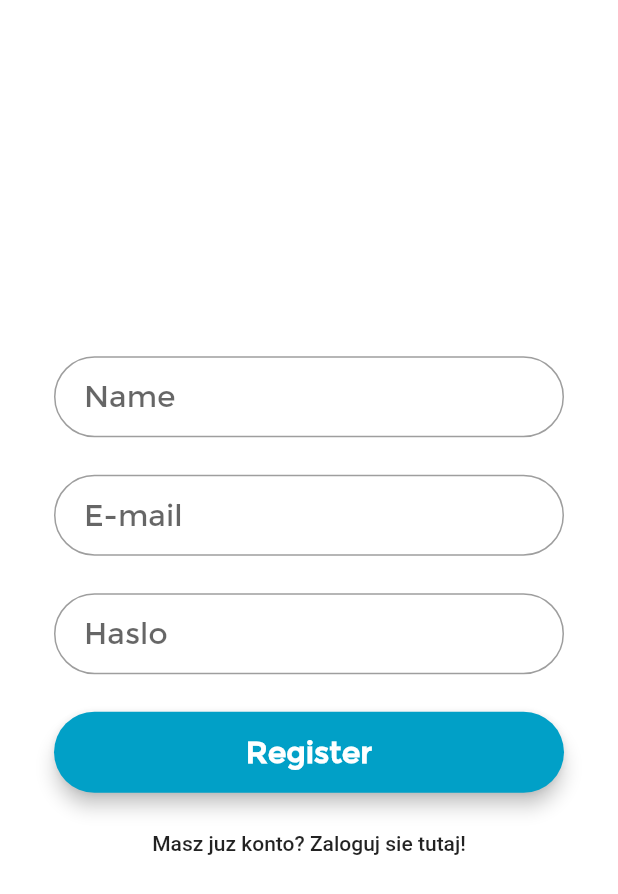
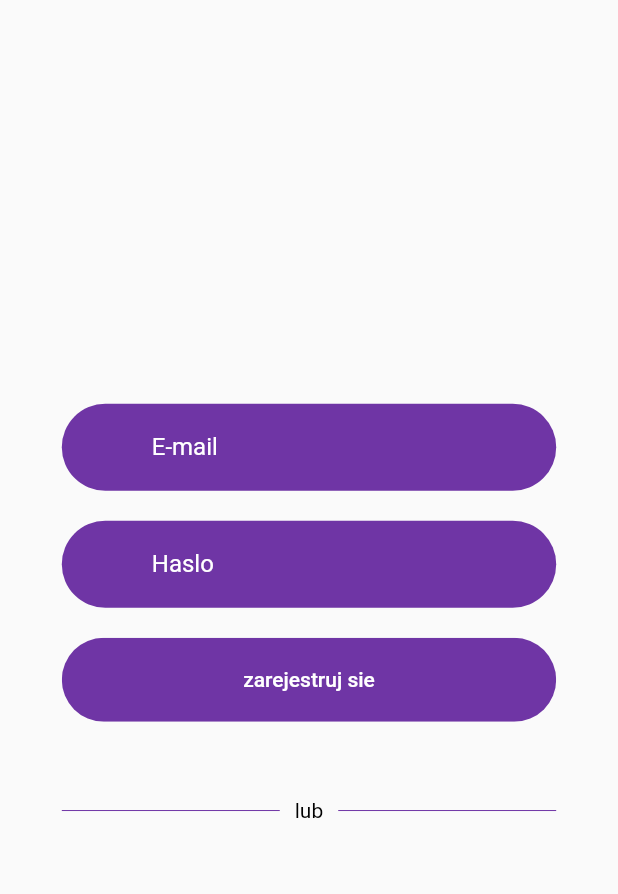
Before and after one commit to stacket-team/tankomat, a Flutter app: the RegisterView screen opened directly, on a phone screen of 412 x 824 dp. Shown: the top 894 px of the screen. Run offline on Flutter 3.47's test engine with Material 2 defaults, Android fonts, the phone set to English and light mode, and no system bars; our stand-ins replace flutter_dotenv; missing offline and left inert: firebase; accounts and stored records are empty.

Commit message:
:recycle: Refactor RegisterView

```diff
--- /dev/null
+++ b/lib/components/Button.dart
@@ -0,0 +1,36 @@
+import 'package:flutter/material.dart';
+import 'package:tankomat/constants.dart';
+
+class Button extends StatelessWidget {
+  final String text;
+  final Function press;
+  final Color color, textColor;
+  const Button({
+    Key key,
+    this.text,
+    this.press,
+    this.color = PRIMARY_COLOR,
+    this.textColor = Colors.white,
+  }) : super(key: key);
+
+  @override
+  Widget build(BuildContext context) {
+    Size size = MediaQuery.of(context).size;
+    return Container(
+      margin: EdgeInsets.symmetric(vertical: 10),
+      width: size.width * 0.8,
+      child: ClipRRect(
+        borderRadius: BorderRadius.circular(29),
+        child: FlatButton(
+          padding: EdgeInsets.symmetric(vertical: 20, horizontal: 40),
+          color: color,
+          onPressed: press,
+          child: Text(
+            text,
+            style: TextStyle(color: textColor),
+          ),
+        ),
+      ),
+    );
+  }
+}
--- /dev/null
+++ b/lib/components/Input.dart
@@ -0,0 +1,36 @@
+import 'package:flutter/material.dart';
+import 'package:tankomat/components/TextFieldContainer.dart';
+
+class Input extends StatelessWidget {
+  final String placeholder;
+  final IconData icon;
+  final ValueChanged<String> onChange;
+  final bool isPassword;
+  const Input({
+    Key key,
+    this.placeholder,
+    this.icon = Icons.person,
+    this.onChange,
+    this.isPassword,
+  }) : super(key: key);
+
+  @override
+  Widget build(BuildContext context) {
+    return TextFieldContainer(
+      child: TextField(
+        obscureText: isPassword,
+        onChanged: onChange,
+        cursorColor: Color(0xFF6F35A5),
+        decoration: InputDecoration(
+          icon: Icon(
+            icon,
+            color: Color(0xFF6F35A5),
+          ),
+          hintText: placeholder,
+          hintStyle: TextStyle(color: Colors.white),
+          border: InputBorder.none,
+        ),
+      ),
+    );
+  }
+}
--- /dev/null
+++ b/lib/components/TextFieldContainer.dart
@@ -0,0 +1,24 @@
+import 'package:flutter/material.dart';
+
+class TextFieldContainer extends StatelessWidget {
+  final Widget child;
+  const TextFieldContainer({
+    Key key,
+    this.child,
+  }) : super(key: key);
+
+  @override
+  Widget build(BuildContext context) {
+    Size size = MediaQuery.of(context).size;
+    return Container(
+      margin: EdgeInsets.symmetric(vertical: 10),
+      padding: EdgeInsets.symmetric(horizontal: 20, vertical: 5),
+      width: size.width * 0.8,
+      decoration: BoxDecoration(
+        color: Color(0xFF6F35A5),
+        borderRadius: BorderRadius.circular(29),
+      ),
+      child: child,
+    );
+  }
+}
--- /dev/null
+++ b/lib/constants.dart
@@ -0,0 +1,3 @@
+import 'package:flutter/material.dart';
+
+const PRIMARY_COLOR = Color(0xFF6F35A5);
--- a/lib/views/Register/RegisterView.dart
+++ b/lib/views/Register/RegisterView.dart
@@ -1,95 +1,104 @@
 import 'package:flutter/material.dart';
-import 'package:tankomat/views/Login/LoginView.dart';
+import 'package:tankomat/views/Register/components/Body.dart';
 
-class RegisterView extends StatefulWidget {
-  RegisterView({Key key, this.title}) : super(key: key);
-  final String title;
-  @override
-  _RegisterViewState createState() => _RegisterViewState();
-}
-
-class _RegisterViewState extends State<RegisterView> {
-  TextStyle style = TextStyle(fontFamily: 'Montserrat', fontSize: 20.0);
-
+class RegisterView extends StatelessWidget {
   @override
   Widget build(BuildContext context) {
-    final nameField = TextField(
-      obscureText: false,
-      style: style,
-      decoration: InputDecoration(
-        contentPadding: EdgeInsets.fromLTRB(20.0, 15.0, 20.0, 15.0),
-        hintText: 'Name',
-        border: OutlineInputBorder(borderRadius: BorderRadius.circular(32.0)),
-      ),
-    );
-
-    final emailField = TextField(
-      obscureText: false,
-      style: style,
-      decoration: InputDecoration(
-        contentPadding: EdgeInsets.fromLTRB(20.0, 15.0, 20.0, 15.0),
-        hintText: 'E-mail',
-        border: OutlineInputBorder(borderRadius: BorderRadius.circular(32.0)),
-      ),
-    );
-
-    final passwordField = TextField(
-      obscureText: true,
-      style: style,
-      decoration: InputDecoration(
-        contentPadding: EdgeInsets.fromLTRB(20.0, 15.0, 20.0, 15.0),
-        hintText: 'Haslo',
-        border: OutlineInputBorder(borderRadius: BorderRadius.circular(32.0)),
-      ),
-    );
-
-    final registerButton = Material(
-        elevation: 5.0,
-        borderRadius: BorderRadius.circular(30.0),
-        color: Color(0xff01A0C7),
-        child: MaterialButton(
-          minWidth: MediaQuery.of(context).size.width,
-          padding: EdgeInsets.fromLTRB(20.0, 15.0, 20.0, 15.0),
-          onPressed: () {},
-          child: Text(
-            'Register',
-            textAlign: TextAlign.center,
-            style: style.copyWith(
-                color: Colors.white, fontWeight: FontWeight.bold),
-          ),
-        ));
-
-    final signUpButton = FlatButton(
-        onPressed: () {
-          Navigator.push(
-            context,
-            MaterialPageRoute(builder: (context) => LoginView()),
-          );
-        },
-        child: Text('Masz juz konto? Zaloguj sie tutaj!'));
-
     return Scaffold(
-      body: Center(
-        child: Container(
-            color: Colors.white,
-            child: Padding(
-                padding: const EdgeInsets.all(36.0),
-                child: Column(
-                  crossAxisAlignment: CrossAxisAlignment.center,
-                  mainAxisAlignment: MainAxisAlignment.center,
-                  children: <Widget>[
-                    nameField,
-                    SizedBox(height: 25.0),
-                    emailField,
-                    SizedBox(height: 25.0),
-                    passwordField,
-                    SizedBox(height: 25.0),
-                    registerButton,
-                    SizedBox(height: 10.0),
-                    signUpButton,
-                  ],
-                ))),
-      ),
+      body: Body(),
     );
   }
 }
+
+// class RegisterView extends StatefulWidget {
+//   RegisterView({Key key, this.title}) : super(key: key);
+//   final String title;
+//   @override
+//   _RegisterViewState createState() => _RegisterViewState();
+// }
+
+// class _RegisterViewState extends State<RegisterView> {
+//   TextStyle style = TextStyle(fontFamily: 'Montserrat', fontSize: 20.0);
+
+//   @override
+//   Widget build(BuildContext context) {
+//     final nameField = TextField(
+//       obscureText: false,
+//       style: style,
+//       decoration: InputDecoration(
+//         contentPadding: EdgeInsets.fromLTRB(20.0, 15.0, 20.0, 15.0),
+//         hintText: 'Name',
+//         border: OutlineInputBorder(borderRadius: BorderRadius.circular(32.0)),
+//       ),
+//     );
+
+//     final emailField = TextField(
+//       obscureText: false,
+//       style: style,
+//       decoration: InputDecoration(
+//         contentPadding: EdgeInsets.fromLTRB(20.0, 15.0, 20.0, 15.0),
+//         hintText: 'E-mail',
+//         border: OutlineInputBorder(borderRadius: BorderRadius.circular(32.0)),
+//       ),
+//     );
+
+//     final passwordField = TextField(
+//       obscureText: true,
+//       style: style,
+//       decoration: InputDecoration(
+//         contentPadding: EdgeInsets.fromLTRB(20.0, 15.0, 20.0, 15.0),
+//         hintText: 'Haslo',
+//         border: OutlineInputBorder(borderRadius: BorderRadius.circular(32.0)),
+//       ),
+//     );
+
+//     final registerButton = Material(
+//         elevation: 5.0,
+//         borderRadius: BorderRadius.circular(30.0),
+//         color: Color(0xff01A0C7),
+//         child: MaterialButton(
+//           minWidth: MediaQuery.of(context).size.width,
+//           padding: EdgeInsets.fromLTRB(20.0, 15.0, 20.0, 15.0),
+//           onPressed: () {},
+//           child: Text(
+//             'Register',
+//             textAlign: TextAlign.center,
+//             style: style.copyWith(
+//                 color: Colors.white, fontWeight: FontWeight.bold),
+//           ),
+//         ));
+
+//     final signUpButton = FlatButton(
+//         onPressed: () {
+//           Navigator.push(
+//             context,
+//             MaterialPageRoute(builder: (context) => LoginView()),
+//           );
+//         },
+//         child: Text('Masz juz konto? Zaloguj sie tutaj!'));
+
+//     return Scaffold(
+//       body: Center(
+//         child: Container(
+//             color: Colors.white,
+//             child: Padding(
+//                 padding: const EdgeInsets.all(36.0),
+//                 child: Column(
+//                   crossAxisAlignment: CrossAxisAlignment.center,
+//                   mainAxisAlignment: MainAxisAlignment.center,
+//                   children: <Widget>[
+//                     nameField,
+//                     SizedBox(height: 25.0),
+//                     emailField,
+//                     SizedBox(height: 25.0),
+//                     passwordField,
+//                     SizedBox(height: 25.0),
+//                     registerButton,
+//                     SizedBox(height: 10.0),
+//                     signUpButton,
+//                   ],
+//                 ))),
+//       ),
+//     );
+//   }
+// }
--- /dev/null
+++ b/lib/views/Register/components/Background.dart
@@ -0,0 +1,25 @@
+import 'package:flutter/material.dart';
+
+class Background extends StatelessWidget {
+  final Widget child;
+  const Background({
+    Key key,
+    @required this.child,
+  }) : super(key: key);
+
+  @override
+  Widget build(BuildContext context) {
+    Size size = MediaQuery.of(context).size;
+    return Container(
+      height: size.height,
+      width: size.width,
+      child: Stack(
+        alignment: Alignment.center,
+        children: <Widget>[
+          child,
+          // TODO Add some background
+        ],
+      ),
+    );
+  }
+}
--- /dev/null
+++ b/lib/views/Register/components/Body.dart
@@ -0,0 +1,37 @@
+import 'package:flutter/material.dart';
+import 'package:tankomat/views/Register/components/Background.dart';
+import 'package:tankomat/views/Register/components/SocialDivider.dart';
+import 'package:tankomat/components/Button.dart';
+import 'package:tankomat/components/Input.dart';
+
+class Body extends StatelessWidget {
+  @override
+  Widget build(BuildContext context) {
+    Size size = MediaQuery.of(context).size;
+    return Background(
+      child: SingleChildScrollView(
+        child: Column(
+          mainAxisAlignment: MainAxisAlignment.center,
+          children: <Widget>[
+            Input(
+              isPassword: false,
+              placeholder: 'E-mail',
+              onChange: (value) {},
+            ),
+            Input(
+              isPassword: true,
+              placeholder: 'Haslo',
+              onChange: (value) {},
+            ),
+            Button(
+              text: 'zarejestruj sie',
+              press: () {},
+            ),
+            SizedBox(height: size.height * 0.03),
+            SocialDivider(),
+          ],
+        ),
+      ),
+    );
+  }
+}
--- /dev/null
+++ b/lib/views/Register/components/SocialDivider.dart
@@ -0,0 +1,31 @@
+import 'package:flutter/material.dart';
+import 'package:tankomat/constants.dart';
+
+class SocialDivider extends StatelessWidget {
+  @override
+  Widget build(BuildContext context) {
+    Size size = MediaQuery.of(context).size;
+
+    return Container(
+      margin: EdgeInsets.symmetric(vertical: size.height * 0.02),
+      width: size.width * 0.8,
+      child: Row(
+        children: <Widget>[
+          buildDivider(),
+          Padding(
+            padding: const EdgeInsets.symmetric(horizontal: 10),
+            child: Text(
+              'lub',
+              style: TextStyle(color: Colors.black),
+            ),
+          ),
+          buildDivider(),
+        ],
+      ),
+    );
+  }
+
+  Expanded buildDivider() {
+    return Expanded(child: Divider(color: PRIMARY_COLOR, height: 1.5));
+  }
+}
--- a/pubspec.yaml
+++ b/pubspec.yaml
@@ -28,7 +28,7 @@ dependencies:
   # The following adds the Cupertino Icons font to your application.
   # Use with the CupertinoIcons class for iOS style icons.
   cupertino_icons: ^0.1.3
-
+  flutter_svg: '0.18.0'
   firebase: '7.3.0'
   flutter_dotenv: '2.1.0'
 
@@ -65,6 +65,8 @@ flutter:
   # example:
   assets:
     - logo.png
+    - facebook.svg
+    - google-plus.svg
     - .env
   fonts:
     - family: Montserrat
```
Also changed, not shown: assets/facebook.svg (added), assets/google-plus.svg (added), pubspec.lock.
